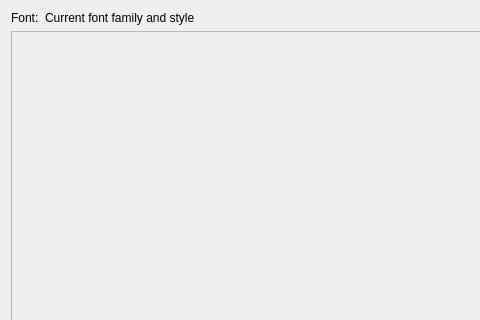
Above: src/ui/qgscharacterselectdialogbase.ui from carsmie/QGIS before the change; both pictures show x 0 to 480 and y 0 to 320 of the 640 by 480 pixel window. Below: the same form after it.
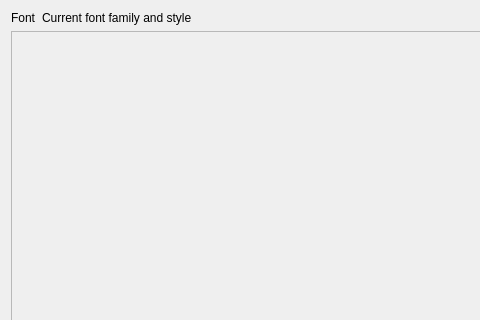
That is the form after the change.

The edit to the form file:
```diff
--- a/src/ui/qgscharacterselectdialogbase.ui
+++ b/src/ui/qgscharacterselectdialogbase.ui
@@ -31,7 +31,7 @@
         </sizepolicy>
        </property>
        <property name="text">
-        <string>Font:</string>
+        <string>Font</string>
        </property>
       </widget>
      </item>
```
